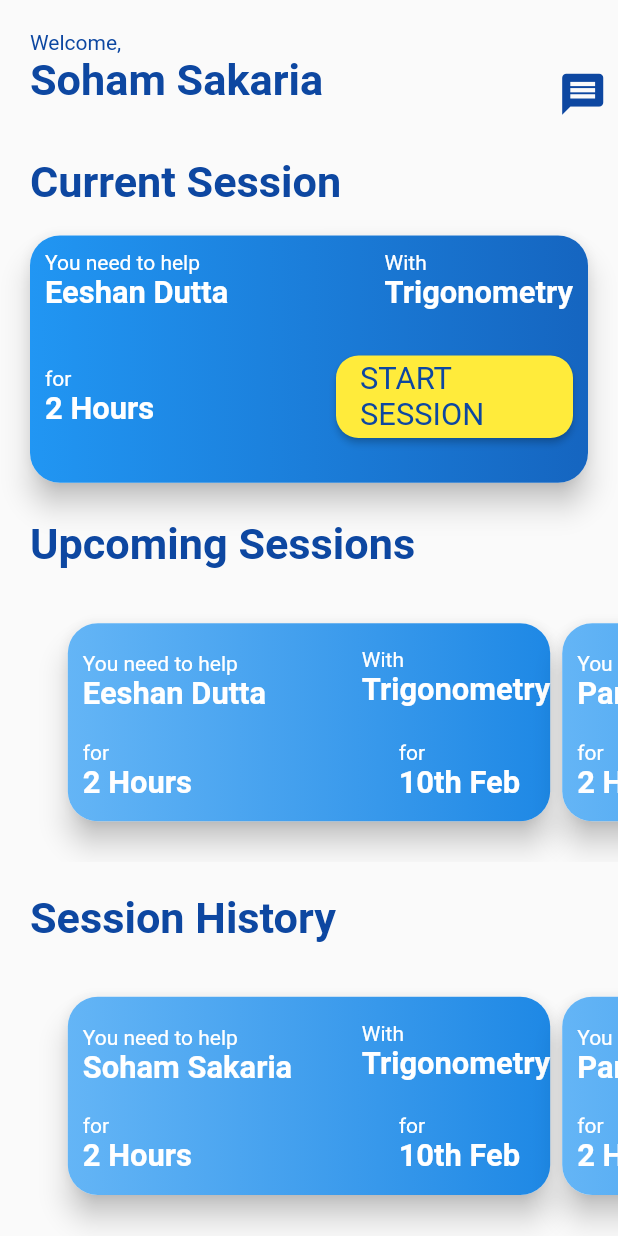
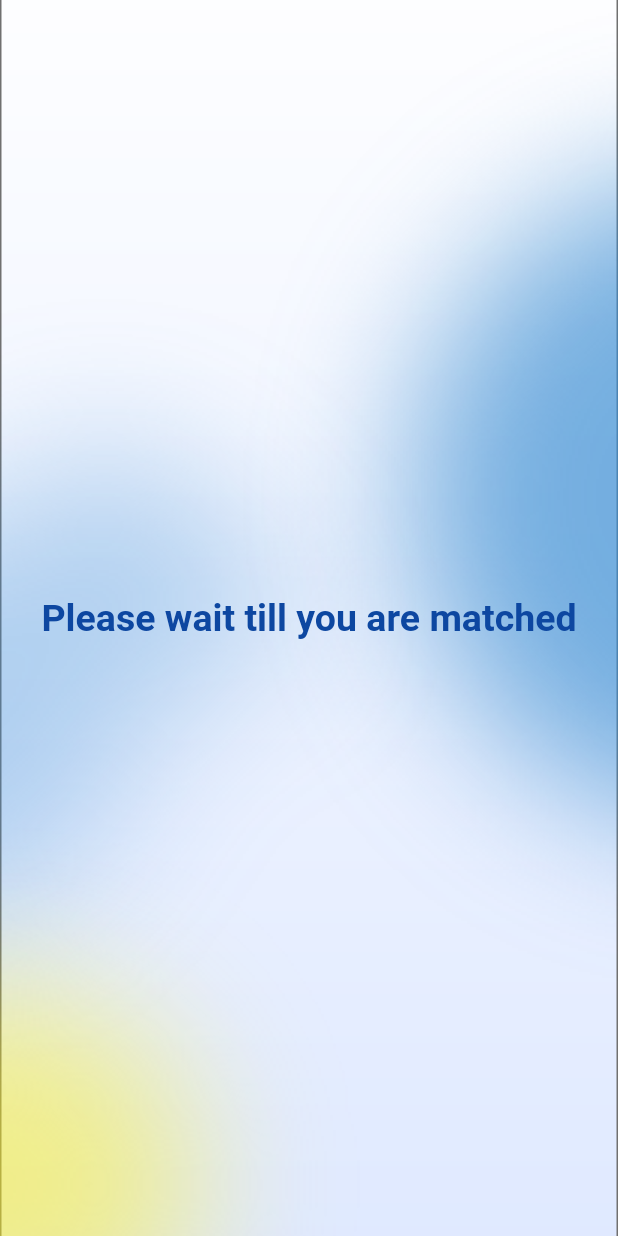
Before and after one commit to Ctrl-Alt-Eliiiteee/Mentor-Match, a Flutter app: the MentorHome widget shown alone on an empty page, opened directly, after a tap on the "message" icon, on a phone screen of 412 x 824 dp. Run offline on Flutter 3.47's test engine with Material 2 defaults, Android fonts, the phone set to English and light mode, and no system bars; drawn by our look-alikes of carousel_slider; our stand-ins replace chewie, cloud_firestore, device_preview, firebase_auth, firebase_core, page_transition and 3 more; accounts and stored records are empty.

Commit message:
Sessions backend

```diff
--- a/lib/Mentee Package/menteeHome.dart
+++ b/lib/Mentee Package/menteeHome.dart
@@ -1,5 +1,6 @@
 import 'package:carousel_slider/carousel_slider.dart';
 import 'package:flutter/material.dart';
+import 'package:mentor_match_app/Pages/ChatWait.dart';
 
 String name = 'Soham Sakaria';
 
@@ -55,7 +56,10 @@ class _MenteeHomeState extends State<MenteeHome> {
                   size: width * 0.08,
                   color: Colors.blue[900],
                 ),
-                onPressed: () {},
+                onPressed: () {
+                  Navigator.push(context,
+                      MaterialPageRoute(builder: (context) => WaitChat()));
+                },
               ),
             )
           ],
--- a/lib/Mentor Package/helperfuntionmentor.dart
+++ b/lib/Mentor Package/helperfuntionmentor.dart
@@ -2,23 +2,26 @@ import 'package:cloud_firestore/cloud_firestore.dart';
 
 import '../Login.dart';
 
-class somefuntionsmentor{
-
-  Future<List<List<String>>> studentssessionlistupcoming() async {
-
-    List<List<String>> temp =[];
+class Somefuntionsmentor {
+  static Future<List<List<String>>> studentssessionlistupcoming() async {
+    List<List<String>> temp = [];
     DateTime date = DateTime.now();
-    int value = (date.hour.toDouble()+(date.minute.toDouble() / 60)).toInt();
-    final QuerySnapshot snap =  await FirebaseFirestore.instance.collection("SessionDetails").doc(Email).collection("UniqueDetails").where('CompValue',isGreaterThanOrEqualTo: value).get();
-    List<DocumentSnapshot> results =snap.docs;
+    int value = (date.hour.toDouble() + (date.minute.toDouble() / 60)).toInt();
+    final QuerySnapshot snap = await FirebaseFirestore.instance
+        .collection("SessionDetails")
+        .doc(Email)
+        .collection("UniqueDetails")
+        .where('CompValue', isGreaterThanOrEqualTo: value)
+        .get();
+    List<DocumentSnapshot> results = snap.docs;
 
     bool nextsession = false;
-    for( var result in results){
-      if(!nextsession){
-        nextsession= true;
+    for (var result in results) {
+      if (!nextsession) {
+        nextsession = true;
         continue;
       }
-      List<String> obj =[];
+      List<String> obj = [];
       String name = result.data()['Name'];
       String sub = result.data()['Subselected'];
       String date1 = result.data()['SessionDate'];
@@ -31,21 +34,26 @@ class somefuntionsmentor{
     }
     return temp;
   }
-  Future<List<List<String>>> studentssessionlistprevious() async{
 
-    List<List<String>> temp =[];
+  static Future<List<List<String>>> studentssessionlistprevious() async {
+    List<List<String>> temp = [];
     DateTime date = DateTime.now();
-    int value = (date.hour.toDouble()+(date.minute.toDouble() / 60)).toInt();
-    final QuerySnapshot snap =  await FirebaseFirestore.instance.collection("SessionDetails").doc(Email).collection("UniqueDetails").where('CompValue',isLessThan: value).get();
-    List<DocumentSnapshot> results =snap.docs;
+    int value = (date.hour.toDouble() + (date.minute.toDouble() / 60)).toInt();
+    final QuerySnapshot snap = await FirebaseFirestore.instance
+        .collection("SessionDetails")
+        .doc(Email)
+        .collection("UniqueDetails")
+        .where('CompValue', isLessThan: value)
+        .get();
+    List<DocumentSnapshot> results = snap.docs;
 
     bool nextsession = false;
-    for( var result in results){
-      if(!nextsession){
-        nextsession= true;
+    for (var result in results) {
+      if (!nextsession) {
+        nextsession = true;
         continue;
       }
-      List<String> obj =[];
+      List<String> obj = [];
       String name = result.data()['Name'];
       String sub = result.data()['Subselected'];
       String date1 = result.data()['SessionDate'];
@@ -58,13 +66,19 @@ class somefuntionsmentor{
     }
     return temp;
   }
-  Future<List<String>> currentsession() async {
+
+  static Future<List<String>> currentsession() async {
     DateTime date = DateTime.now();
-    int value = (date.hour.toDouble()+(date.minute.toDouble() / 60)).toInt();
-    final QuerySnapshot snap =  await FirebaseFirestore.instance.collection("SessionDetails").doc(Email).collection("UniqueDetails").where('CompValue',isGreaterThanOrEqualTo: value).get();
-    List<DocumentSnapshot> results =snap.docs;
+    int value = (date.hour.toDouble() + (date.minute.toDouble() / 60)).toInt();
+    final QuerySnapshot snap = await FirebaseFirestore.instance
+        .collection("SessionDetails")
+        .doc(Email)
+        .collection("UniqueDetails")
+        .where('CompValue', isGreaterThanOrEqualTo: value)
+        .get();
+    List<DocumentSnapshot> results = snap.docs;
     var result = results[0];
-    List<String> obj =[];
+    List<String> obj = [];
     String name = result.data()['Name'];
     String sub = result.data()['Subselected'];
     String date1 = result.data()['SessionDate'];
@@ -74,7 +88,5 @@ class somefuntionsmentor{
     obj.add(date1);
     obj.add(timelap);
     return obj;
-
   }
-
 }
--- a/lib/Mentor Package/mentorHome.dart
+++ b/lib/Mentor Package/mentorHome.dart
@@ -1,7 +1,11 @@
+import 'package:cloud_firestore/cloud_firestore.dart';
 import 'package:flutter/material.dart';
 import 'package:carousel_slider/carousel_slider.dart';
+import 'package:mentor_match_app/Pages/ChatWait.dart';
+import '../Login.dart';
+import 'helperfuntionmentor.dart';
 
-String name = 'Soham Sakaria';
+String name = Email;
 // Refer this
 // NAME, Subject, Time, Date
 List<List<String>> upcomingStudents = [
@@ -15,12 +19,39 @@ List<List<String>> doneStudents = [
   ['Parth Srivastava', 'Trigonometry', '2 Hours', '10th Feb']
 ];
 
+List<String> currentSession = ['Eeshan', 'Trigo', '2hours'];
+
 class MentorHome extends StatefulWidget {
   @override
   _MentorHomeState createState() => _MentorHomeState();
 }
 
 class _MentorHomeState extends State<MentorHome> {
+  void initState() {
+    super.initState();
+    _getDetails();
+  }
+
+  void _getDetails() async {
+    upcomingStudents = await Somefuntionsmentor.studentssessionlistupcoming();
+    doneStudents = await Somefuntionsmentor.studentssessionlistprevious();
+    currentSession = await Somefuntionsmentor.currentsession();
+    if (doneStudents == null) {
+      doneStudents = [
+        ['']
+      ];
+    }
+    if (upcomingStudents == null) {
+      upcomingStudents = [
+        ['']
+      ];
+    }
+    if (currentSession == null) {
+      currentSession = [''];
+    }
+    print(upcomingStudents.toString() + ' + ' + doneStudents.toString());
+  }
+
   @override
   Widget build(BuildContext context) {
     double width = MediaQuery.of(context).size.width;
@@ -56,7 +87,10 @@ class _MentorHomeState extends State<MentorHome> {
                   size: width * 0.08,
                   color: Colors.blue[900],
                 ),
-                onPressed: () {},
+                onPressed: () {
+                  Navigator.push(context,
+                      MaterialPageRoute(builder: (context) => WaitChat()));
+                },
               ),
             )
           ],
@@ -99,7 +133,9 @@ class _MentorHomeState extends State<MentorHome> {
                             TextSpan(
                                 text: "You need to help\n", style: TextStyle()),
                             TextSpan(
-                                text: upcomingStudents[0][0],
+                                text: currentSession[0] == null
+                                    ? ''
+                                    : currentSession[0],
                                 style: TextStyle(
                                   fontSize: width * 0.05,
                                   fontWeight: FontWeight.bold,
@@ -112,7 +148,9 @@ class _MentorHomeState extends State<MentorHome> {
                               text: TextSpan(children: [
                             TextSpan(text: "With\n", style: TextStyle()),
                             TextSpan(
-                                text: upcomingStudents[0][1],
+                                text: currentSession[1] == null
+                                    ? ''
+                                    : currentSession[1],
                                 style: TextStyle(
                                   fontSize: width * 0.05,
                                   fontWeight: FontWeight.bold,
@@ -133,7 +171,9 @@ class _MentorHomeState extends State<MentorHome> {
                               text: TextSpan(children: [
                             TextSpan(text: "for\n", style: TextStyle()),
                             TextSpan(
-                                text: upcomingStudents[0][2],
+                                text: currentSession[2] == null
+                                    ? ''
+                                    : currentSession[2],
                                 style: TextStyle(
                                   fontSize: width * 0.05,
                                   fontWeight: FontWeight.bold,
--- /dev/null
+++ b/lib/Pages/ChatWait.dart
@@ -0,0 +1,37 @@
+import 'package:flutter/material.dart';
+
+class WaitChat extends StatefulWidget {
+  @override
+  _WaitChatState createState() => _WaitChatState();
+}
+
+class _WaitChatState extends State<WaitChat> {
+  @override
+  Widget build(BuildContext context) {
+    double width = MediaQuery.of(context).size.width;
+    double height = MediaQuery.of(context).size.height;
+    return Container(
+      width: width,
+      height: height,
+      decoration: BoxDecoration(
+          image: DecorationImage(
+              image: AssetImage(
+                'images/Background.png',
+              ),
+              fit: BoxFit.cover)),
+      child: SafeArea(
+        child: Scaffold(
+            backgroundColor: Colors.transparent,
+            body: Center(
+              child: Text(
+                "Please wait till you are matched",
+                style: TextStyle(
+                    fontSize: 25,
+                    color: Colors.blue[900],
+                    fontWeight: FontWeight.bold),
+              ),
+            )),
+      ),
+    );
+  }
+}
```
Also changed, not shown: lib/Mentee Package/One_on_One_Chat/search.dart (+10 -10 lines), lib/Mentor Package/MonthlyPlanner.dart (+37 -16 lines), lib/Mentor Package/One_on_One_Chat/search.dart (+10 -10 lines). Lines whose indentation alone changed are shown as unchanged.
